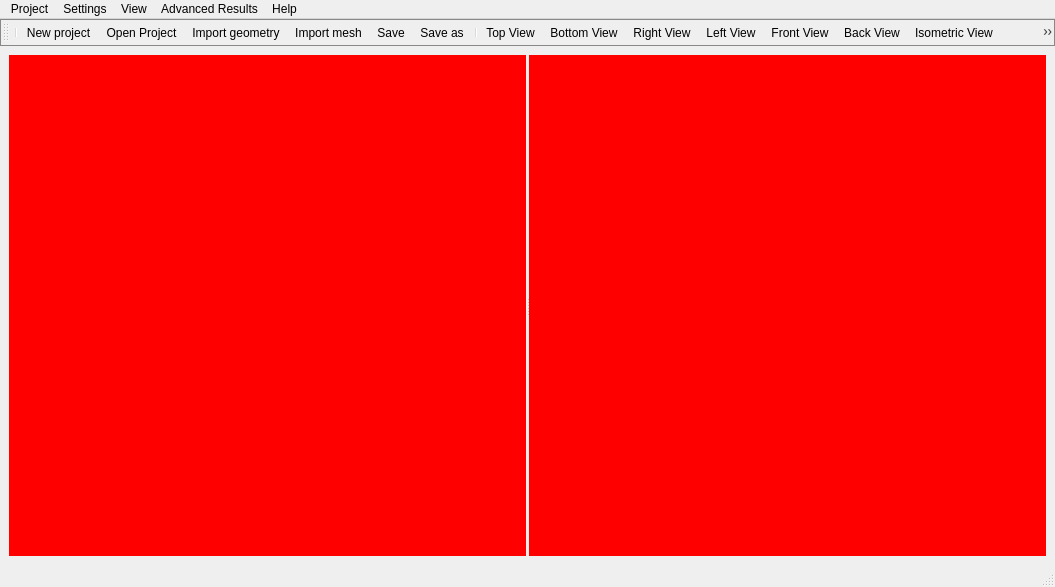
Before: the Qt Designer form vibra/interface/data/ui_files/main_window.ui in MOPT-UFSC/VIBRA, drawn with Qt 5.
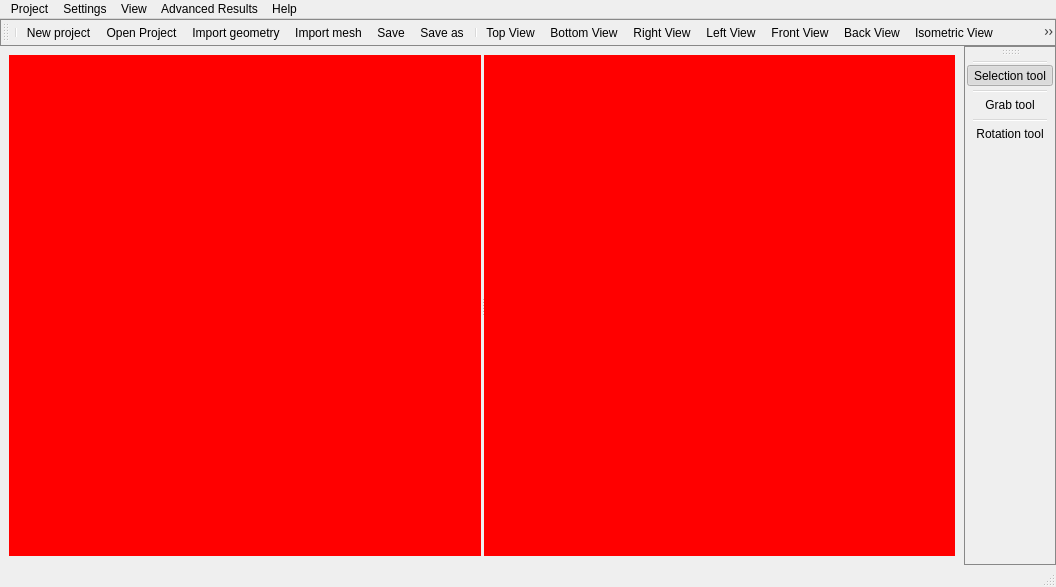
After: the same form once the commit is applied. Icons and pictures are not drawn.

Commit message: Add selection tool

```diff
--- a/vibra/interface/data/ui_files/main_window.ui
+++ b/vibra/interface/data/ui_files/main_window.ui
@@ -6,7 +6,7 @@
    <rect>
     <x>0</x>
     <y>0</y>
-    <width>1055</width>
+    <width>1056</width>
     <height>587</height>
    </rect>
   </property>
@@ -86,9 +86,6 @@
   </widget>
   <widget class="QStatusBar" name="status_bar"/>
   <widget class="QToolBar" name="renderer_toolbar">
-   <property name="enabled">
-    <bool>true</bool>
-   </property>
    <property name="windowTitle">
     <string>toolBar</string>
    </property>
@@ -104,7 +101,7 @@
     <enum>TopToolBarArea</enum>
    </attribute>
    <attribute name="toolBarBreak">
-    <bool>false</bool>
+    <bool>true</bool>
    </attribute>
    <addaction name="separator"/>
    <addaction name="action_new_project"/>
@@ -134,9 +131,6 @@
    <addaction name="action_hide_selection"/>
    <addaction name="action_unhide_all"/>
    <addaction name="separator"/>
-   <addaction name="action_grab_tool"/>
-   <addaction name="separator"/>
-   <addaction name="action_model_workspace"/>
    <addaction name="action_mesh_workspace"/>
    <addaction name="action_results_workspace"/>
   </widget>
@@ -145,7 +139,7 @@
     <rect>
      <x>0</x>
      <y>0</y>
-     <width>1055</width>
+     <width>1056</width>
      <height>21</height>
     </rect>
    </property>
@@ -202,6 +196,37 @@
    <addaction name="advanced_results_menu"/>
    <addaction name="menu_help"/>
   </widget>
+  <widget class="QToolBar" name="render_tools_toolbar">
+   <property name="sizePolicy">
+    <sizepolicy hsizetype="Preferred" vsizetype="Fixed">
+     <horstretch>0</horstretch>
+     <verstretch>0</verstretch>
+    </sizepolicy>
+   </property>
+   <property name="windowTitle">
+    <string>toolBar</string>
+   </property>
+   <property name="styleSheet">
+    <string notr="true">
+            QToolBar {
+                border-style: solid;
+                border-width: 1px;
+                border-color: #888888;
+            }</string>
+   </property>
+   <attribute name="toolBarArea">
+    <enum>RightToolBarArea</enum>
+   </attribute>
+   <attribute name="toolBarBreak">
+    <bool>false</bool>
+   </attribute>
+   <addaction name="separator"/>
+   <addaction name="action_selection_tool"/>
+   <addaction name="separator"/>
+   <addaction name="action_grab_tool"/>
+   <addaction name="separator"/>
+   <addaction name="action_rotation_tool"/>
+  </widget>
   <action name="action_new_project">
    <property name="icon">
     <iconset resource="../icons/resources.qrc">
@@ -705,6 +730,33 @@
     <string>Grab tool</string>
    </property>
   </action>
+  <action name="action_selection_tool">
+   <property name="checkable">
+    <bool>true</bool>
+   </property>
+   <property name="checked">
+    <bool>true</bool>
+   </property>
+   <property name="icon">
+    <iconset resource="../icons/resources.qrc">
+     <normaloff>:/icons/selection_icon.png</normaloff>:/icons/selection_icon.png</iconset>
+   </property>
+   <property name="text">
+    <string>Selection tool</string>
+   </property>
+  </action>
+  <action name="action_rotation_tool">
+   <property name="checkable">
+    <bool>true</bool>
+   </property>
+   <property name="icon">
+    <iconset resource="../icons/resources.qrc">
+     <normaloff>:/icons/rotation_icon.png</normaloff>:/icons/rotation_icon.png</iconset>
+   </property>
+   <property name="text">
+    <string>Rotation tool</string>
+   </property>
+  </action>
  </widget>
  <resources>
   <include location="../icons/resources.qrc"/>
```
Left out of the diff: 4 changed lines with no effect on the pictures. The commit also changes 13 other files.
